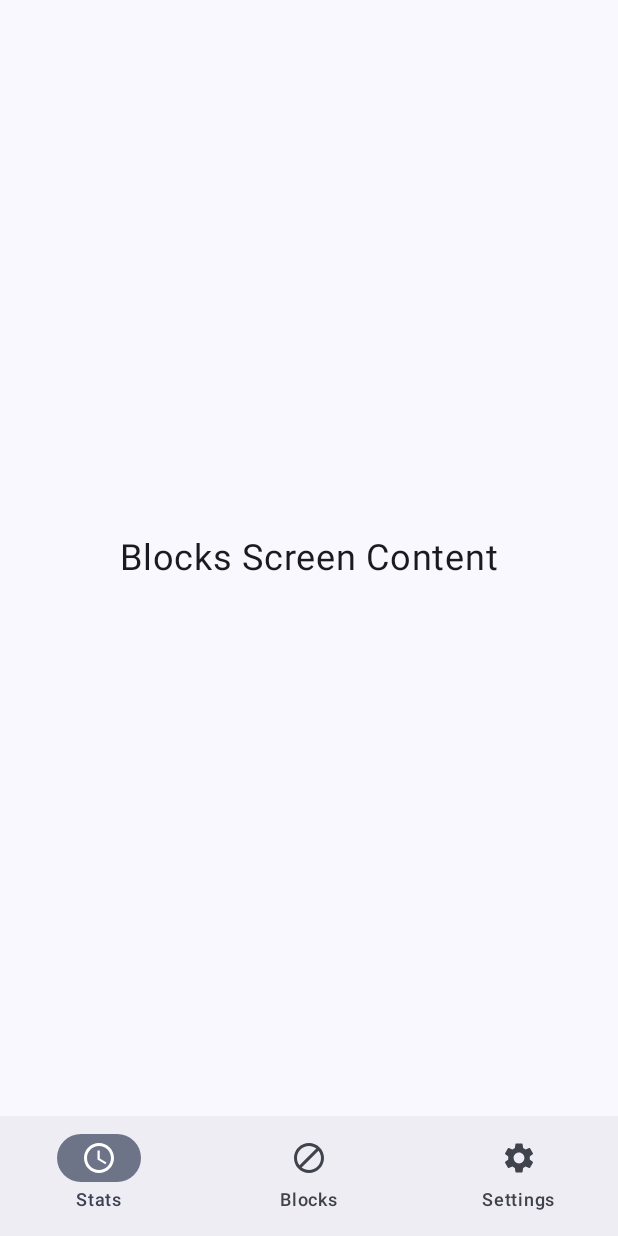
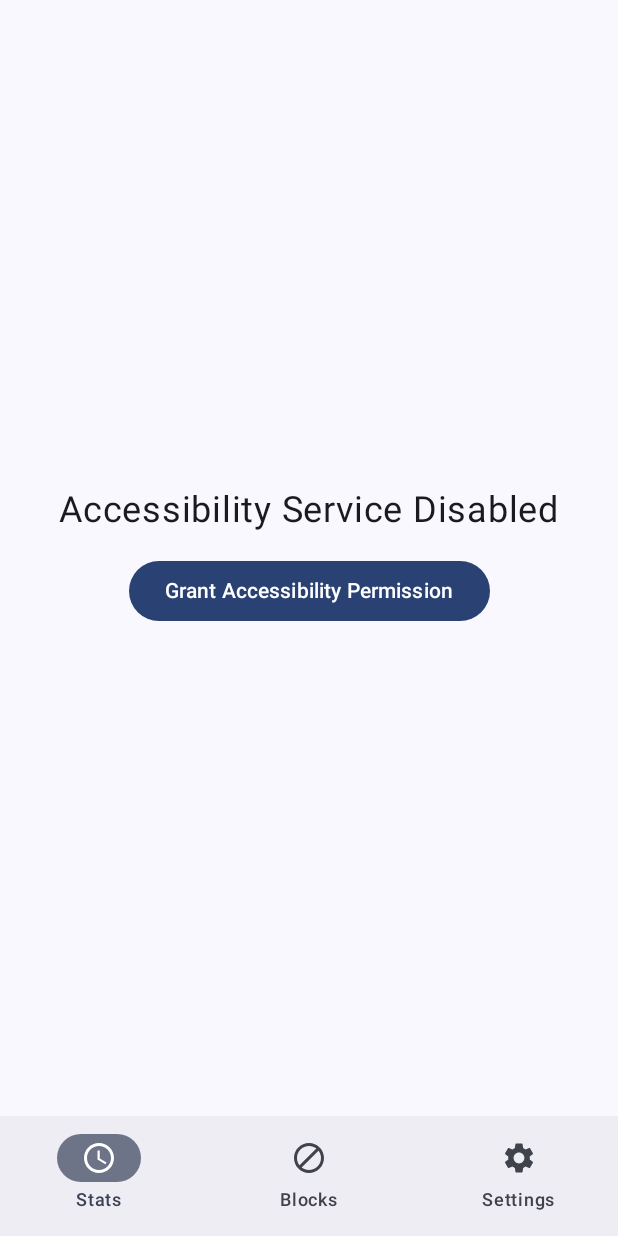
Before and after one commit to niiccoo2/zen, an Android app built with Jetpack Compose: the blocker_screen screen opened through its navigation route, on a phone screen of 412 x 824 dp. Run offline under Robolectric (Android 15) with nearby library versions, the phone set to English and light mode, and no system bars.

Commit message:
Added the part that checks and asks you to enable Accessibility Permissions

```diff
--- a/app/build.gradle.kts
+++ b/app/build.gradle.kts
@@ -53,7 +53,8 @@ dependencies {
     implementation(libs.androidx.material.icons.core)
     implementation(libs.androidx.material.icons.extended)
     implementation(libs.coil.compose)
-    implementation(libs.places) // For more icons
+    implementation(libs.places)
+    implementation(libs.androidx.media3.common.ktx) // For more icons
     testImplementation(libs.junit)
     androidTestImplementation(libs.androidx.junit)
     androidTestImplementation(libs.androidx.espresso.core)
--- a/app/src/main/java/xyz/niiccoo2/zen/ui/screens/BlockScreen.kt
+++ b/app/src/main/java/xyz/niiccoo2/zen/ui/screens/BlockScreen.kt
@@ -1,23 +1,116 @@
 package xyz.niiccoo2.zen.ui.screens
 
+import android.accessibilityservice.AccessibilityService
+import android.accessibilityservice.AccessibilityServiceInfo
+import android.content.ComponentName
+import android.content.Context
+import android.content.Intent
+import android.provider.Settings
+import android.view.accessibility.AccessibilityManager
+import androidx.compose.foundation.layout.Arrangement
 import androidx.compose.foundation.layout.Box
+import androidx.compose.foundation.layout.Column
 import androidx.compose.foundation.layout.fillMaxSize
 import androidx.compose.foundation.layout.padding
+import androidx.compose.material3.Button
 import androidx.compose.material3.Text
 import androidx.compose.runtime.Composable
+import androidx.compose.runtime.DisposableEffect
+import androidx.compose.runtime.getValue
+import androidx.compose.runtime.mutableStateOf
+import androidx.compose.runtime.remember
+import androidx.compose.runtime.setValue
 import androidx.compose.ui.Alignment
 import androidx.compose.ui.Modifier
+import androidx.compose.ui.platform.LocalContext
 import androidx.compose.ui.unit.dp
 import androidx.compose.ui.unit.sp
+import androidx.lifecycle.Lifecycle
+import androidx.lifecycle.LifecycleEventObserver
+import androidx.lifecycle.LifecycleOwner
+import xyz.niiccoo2.zen.services.PlaceholderAccessibilityService
+
+fun openAccessibilityServiceSettings(context: Context) {
+    val intent = Intent(Settings.ACTION_ACCESSIBILITY_SETTINGS)
+    context.startActivity(intent)
+}
+
+fun isAccessibilityServiceEnabled(context: Context, serviceClass: Class<out AccessibilityService>): Boolean {
+    val am = context.getSystemService(Context.ACCESSIBILITY_SERVICE) as? AccessibilityManager
+        ?: return false // Return false if AccessibilityManager is not available
+
+    // Get a list of enabled accessibility services.
+    // FEEDBACK_ALL_MASK includes all types of feedback.
+    val enabledServices = am.getEnabledAccessibilityServiceList(AccessibilityServiceInfo.FEEDBACK_ALL_MASK)
+
+    val targetServiceInfo = ComponentName(context, serviceClass)
+
+    for (enabledService in enabledServices) {
+        //val serviceInfo = AccessibilityServiceInfo.CONTENTS_FILE_DESCRIPTOR
+        val enabledServiceComponentName = ComponentName.unflattenFromString(enabledService.id)
+        if (enabledServiceComponentName != null && enabledServiceComponentName == targetServiceInfo) {
+            return true // The service is enabled
+        }
+    }
+    return false // The service is not found among enabled services
+}
 
 @Composable
 fun BlockScreen(modifier: Modifier = Modifier) {
+    val context = LocalContext.current
+    val lifecycleOwner: LifecycleOwner = androidx.lifecycle.compose.LocalLifecycleOwner.current
+
+    // State to hold whether the service is enabled. This will drive your UI.
+    var serviceEnabledState by remember {
+        mutableStateOf(isAccessibilityServiceEnabled(context, PlaceholderAccessibilityService::class.java))
+    }
+
+    // Effect to observe lifecycle events (like ON_RESUME)
+    DisposableEffect(lifecycleOwner) {
+        val observer = LifecycleEventObserver { _, event ->
+            if (event == Lifecycle.Event.ON_RESUME) {
+                // When the app resumes, re-check the permission status
+                serviceEnabledState = isAccessibilityServiceEnabled(context, PlaceholderAccessibilityService::class.java)
+                //Log.d("BlockScreen", "App Resumed. Service enabled: $serviceEnabledState")
+            }
+        }
+
+        // Add the observer to the lifecycle
+        lifecycleOwner.lifecycle.addObserver(observer)
+
+        // When the effect leaves the Composition, remove the observer
+        onDispose {
+            lifecycleOwner.lifecycle.removeObserver(observer)
+        }
+    }
+
     Box(
         modifier = modifier
             .fillMaxSize()
             .padding(16.dp),
         contentAlignment = Alignment.Center
     ) {
-        Text(text = "Blocks Screen Content", fontSize = 24.sp)
+        if (serviceEnabledState) {
+            Text(text = "Accessibility Service Enabled", fontSize = 24.sp)
+            // You could potentially launch another effect here if you need to fetch data
+            // *after* the service is confirmed enabled, similar to your example:
+            // LaunchedEffect(Unit) { /* Fetch app usage stats if needed */ }
+        } else {
+            Column(
+                horizontalAlignment = Alignment.CenterHorizontally, // For Column content
+                verticalArrangement = Arrangement.Center
+            ) {
+                Text(
+                    text = "Accessibility Service Disabled",
+                    fontSize = 24.sp,
+                    modifier = Modifier.padding(bottom = 16.dp)
+                )
+                Button(onClick = {
+                    openAccessibilityServiceSettings(context)
+                }) {
+                    Text(text = "Grant Accessibility Permission")
+                }
+            }
+        }
     }
 }
--- a/app/src/main/res/values/strings.xml
+++ b/app/src/main/res/values/strings.xml
@@ -1,3 +1,5 @@
 <resources>
     <string name="app_name">Zen</string>
+    <string name="accessibility_service_label">Zen App Blocking</string> <!-- This is what shows up in the accessibility settings !-->
+    <string name="accessibility_service_description">This service requires permission to monitor app usage to enable app blocking features.</string>
 </resources>
--- a/gradle/libs.versions.toml
+++ b/gradle/libs.versions.toml
@@ -12,6 +12,7 @@ activityCompose = "1.10.1"
 composeBom = "2024.09.00"
 navigationCompose = "2.9.3"
 places = "4.4.1"
+media3CommonKtx = "1.8.0"
 
 [libraries]
 androidx-activity-compose-v190 = { module = "androidx.activity:activity-compose", version.ref = "activityComposeVersion" }
@@ -34,6 +35,7 @@ androidx-ui-test-junit4 = { group = "androidx.compose.ui", name = "ui-test-junit
 androidx-material3 = { group = "androidx.compose.material3", name = "material3" }
 androidx-navigation-compose = { group = "androidx.navigation", name = "navigation-compose", version.ref = "navigationCompose" }
 places = { group = "com.google.android.libraries.places", name = "places", version.ref = "places" }
+androidx-media3-common-ktx = { group = "androidx.media3", name = "media3-common-ktx", version.ref = "media3CommonKtx" }
 
 [plugins]
 android-application = { id = "com.android.application", version.ref = "agp" }
```
Also changed, not shown: app/src/main/AndroidManifest.xml (+14 -0 lines), app/src/main/java/xyz/niiccoo2/zen/services/AccessibilityService.kt (added, +20 -0 lines), app/src/main/res/xml/accessibility_service_config.xml (added, +12 -0 lines).
